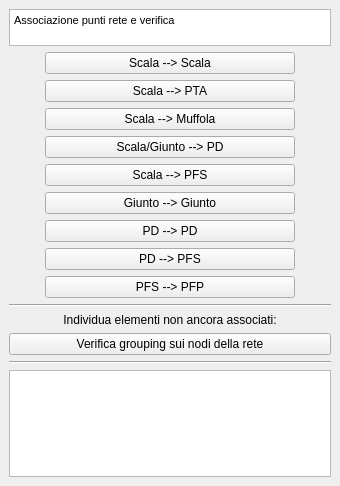
Qt form ProgettoFTTH_return/Core_dockwidget_base.ui (Verticalsrl/plugin_FTTH) before a commit.
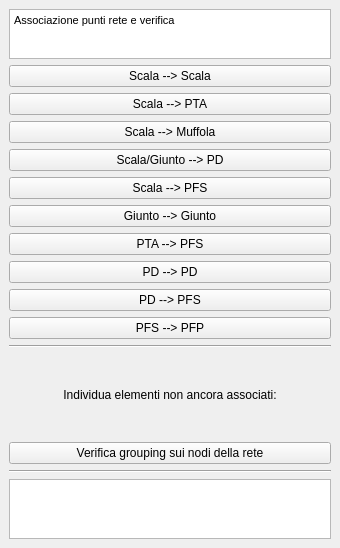
The same form after that commit.

```diff
--- a/ProgettoFTTH_return/Core_dockwidget_base.ui
+++ b/ProgettoFTTH_return/Core_dockwidget_base.ui
@@ -7,7 +7,7 @@
     <x>0</x>
     <y>0</y>
     <width>340</width>
-    <height>486</height>
+    <height>548</height>
    </rect>
   </property>
   <property name="windowTitle">
@@ -15,23 +15,19 @@
   </property>
   <widget class="QWidget" name="dockWidgetContents">
    <layout class="QGridLayout" name="gridLayout">
-    <item row="17" column="0">
-     <widget class="Line" name="line_2">
-      <property name="orientation">
-       <enum>Qt::Horizontal</enum>
+    <item row="15" column="0">
+     <widget class="QPushButton" name="solid_btn_aree">
+      <property name="minimumSize">
+       <size>
+        <width>180</width>
+        <height>0</height>
+       </size>
       </property>
-     </widget>
-    </item>
-    <item row="14" column="0">
-     <widget class="QLabel" name="label">
+      <property name="toolTip">
+       <string>&lt;html&gt;&lt;head/&gt;&lt;body&gt;&lt;p&gt;Consolida aree PFS e PFP&lt;/p&gt;&lt;/body&gt;&lt;/html&gt;</string>
+      </property>
       <property name="text">
-       <string>Individua elementi non ancora associati:</string>
-      </property>
-      <property name="alignment">
-       <set>Qt::AlignCenter</set>
-      </property>
-      <property name="wordWrap">
-       <bool>true</bool>
+       <string>Verifica grouping sui nodi della rete</string>
       </property>
      </widget>
     </item>
@@ -46,7 +42,7 @@
       <property name="maximumSize">
        <size>
         <width>16777215</width>
-        <height>120</height>
+        <height>60</height>
        </size>
       </property>
      </widget>
@@ -81,16 +77,73 @@
       </property>
      </widget>
     </item>
+    <item row="14" column="0">
+     <widget class="QLabel" name="label">
+      <property name="text">
+       <string>Individua elementi non ancora associati:</string>
+      </property>
+      <property name="alignment">
+       <set>Qt::AlignCenter</set>
+      </property>
+      <property name="wordWrap">
+       <bool>true</bool>
+      </property>
+     </widget>
+    </item>
+    <item row="17" column="0">
+     <widget class="Line" name="line_2">
+      <property name="orientation">
+       <enum>Qt::Horizontal</enum>
+      </property>
+     </widget>
+    </item>
     <item row="4" column="0" rowspan="2">
      <layout class="QGridLayout" name="gridLayout_2">
-      <item row="5" column="0">
-       <widget class="QPushButton" name="giunto_giunto_dev_btn">
+      <item row="3" column="0" colspan="2">
+       <widget class="QPushButton" name="scala_pd_btn">
+        <property name="minimumSize">
+         <size>
+          <width>180</width>
+          <height>0</height>
+         </size>
+        </property>
+        <property name="maximumSize">
+         <size>
+          <width>350</width>
+          <height>16777215</height>
+         </size>
+        </property>
+        <property name="toolTip">
+         <string>&lt;html&gt;&lt;head/&gt;&lt;body&gt;&lt;p&gt;Associa Scale o Giunti/PTA ai PD&lt;/p&gt;&lt;/body&gt;&lt;/html&gt;</string>
+        </property>
         <property name="text">
-         <string>Giunto --&gt; Giunto</string>
+         <string>Scala/Giunto --&gt; PD</string>
         </property>
        </widget>
       </item>
-      <item row="8" column="0">
+      <item row="1" column="0" colspan="2">
+       <widget class="QPushButton" name="scala_pta_btn">
+        <property name="minimumSize">
+         <size>
+          <width>180</width>
+          <height>0</height>
+         </size>
+        </property>
+        <property name="maximumSize">
+         <size>
+          <width>350</width>
+          <height>16777215</height>
+         </size>
+        </property>
+        <property name="toolTip">
+         <string>&lt;html&gt;&lt;head/&gt;&lt;body&gt;&lt;p&gt;Associa Scale ai PTA&lt;/p&gt;&lt;/body&gt;&lt;/html&gt;</string>
+        </property>
+        <property name="text">
+         <string>Scala --&gt; PTA</string>
+        </property>
+       </widget>
+      </item>
+      <item row="9" column="0" colspan="2">
        <widget class="QPushButton" name="pfs_pfp_btn">
         <property name="minimumSize">
          <size>
@@ -100,7 +153,7 @@
         </property>
         <property name="maximumSize">
          <size>
-          <width>250</width>
+          <width>350</width>
           <height>16777215</height>
          </size>
         </property>
@@ -112,14 +165,29 @@
         </property>
        </widget>
       </item>
-      <item row="6" column="0">
+      <item row="7" column="0" colspan="2">
        <widget class="QPushButton" name="pd_pd_btn">
+        <property name="minimumSize">
+         <size>
+          <width>180</width>
+          <height>0</height>
+         </size>
+        </property>
+        <property name="maximumSize">
+         <size>
+          <width>350</width>
+          <height>16777215</height>
+         </size>
+        </property>
+        <property name="toolTip">
+         <string>&lt;html&gt;&lt;head/&gt;&lt;body&gt;&lt;p&gt;Associa PD ai PD&lt;/p&gt;&lt;/body&gt;&lt;/html&gt;</string>
+        </property>
         <property name="text">
          <string>PD --&gt; PD</string>
         </property>
        </widget>
       </item>
-      <item row="7" column="0">
+      <item row="8" column="0" colspan="2">
        <widget class="QPushButton" name="pd_pfs_btn">
         <property name="minimumSize">
          <size>
@@ -129,7 +197,7 @@
         </property>
         <property name="maximumSize">
          <size>
-          <width>250</width>
+          <width>350</width>
           <height>16777215</height>
          </size>
         </property>
@@ -141,51 +209,7 @@
         </property>
        </widget>
       </item>
-      <item row="4" column="0">
-       <widget class="QPushButton" name="scala_pfs_btn">
-        <property name="minimumSize">
-         <size>
-          <width>180</width>
-          <height>0</height>
-         </size>
-        </property>
-        <property name="maximumSize">
-         <size>
-          <width>250</width>
-          <height>16777215</height>
-         </size>
-        </property>
-        <property name="toolTip">
-         <string>&lt;html&gt;&lt;head/&gt;&lt;body&gt;&lt;p&gt;Associa Scale ai PFS&lt;/p&gt;&lt;/body&gt;&lt;/html&gt;</string>
-        </property>
-        <property name="text">
-         <string>Scala --&gt; PFS</string>
-        </property>
-       </widget>
-      </item>
-      <item row="3" column="0">
-       <widget class="QPushButton" name="scala_pd_btn">
-        <property name="minimumSize">
-         <size>
-          <width>180</width>
-          <height>0</height>
-         </size>
-        </property>
-        <property name="maximumSize">
-         <size>
-          <width>250</width>
-          <height>16777215</height>
-         </size>
-        </property>
-        <property name="toolTip">
-         <string>&lt;html&gt;&lt;head/&gt;&lt;body&gt;&lt;p&gt;Associa Scale ai PD&lt;/p&gt;&lt;/body&gt;&lt;/html&gt;</string>
-        </property>
-        <property name="text">
-         <string>Scala/Giunto --&gt; PD</string>
-        </property>
-       </widget>
-      </item>
-      <item row="2" column="0">
+      <item row="2" column="0" colspan="2">
        <widget class="QPushButton" name="scala_giunto_btn">
         <property name="minimumSize">
          <size>
@@ -195,7 +219,7 @@
         </property>
         <property name="maximumSize">
          <size>
-          <width>250</width>
+          <width>350</width>
           <height>16777215</height>
          </size>
         </property>
@@ -207,32 +231,96 @@
         </property>
        </widget>
       </item>
-      <item row="0" column="0">
+      <item row="4" column="0" colspan="2">
+       <widget class="QPushButton" name="scala_pfs_btn">
+        <property name="minimumSize">
+         <size>
+          <width>180</width>
+          <height>0</height>
+         </size>
+        </property>
+        <property name="maximumSize">
+         <size>
+          <width>350</width>
+          <height>16777215</height>
+         </size>
+        </property>
+        <property name="toolTip">
+         <string>&lt;html&gt;&lt;head/&gt;&lt;body&gt;&lt;p&gt;Associa Scale ai PFS&lt;/p&gt;&lt;/body&gt;&lt;/html&gt;</string>
+        </property>
+        <property name="text">
+         <string>Scala --&gt; PFS</string>
+        </property>
+       </widget>
+      </item>
+      <item row="5" column="0" colspan="2">
+       <widget class="QPushButton" name="giunto_giunto_dev_btn">
+        <property name="minimumSize">
+         <size>
+          <width>180</width>
+          <height>0</height>
+         </size>
+        </property>
+        <property name="maximumSize">
+         <size>
+          <width>350</width>
+          <height>16777215</height>
+         </size>
+        </property>
+        <property name="toolTip">
+         <string>&lt;html&gt;&lt;head/&gt;&lt;body&gt;&lt;p&gt;Associa Giunti/PTA tra loro&lt;/p&gt;&lt;/body&gt;&lt;/html&gt;</string>
+        </property>
+        <property name="text">
+         <string>Giunto --&gt; Giunto</string>
+        </property>
+       </widget>
+      </item>
+      <item row="0" column="0" colspan="2">
        <widget class="QPushButton" name="scala_scala_btn">
+        <property name="minimumSize">
+         <size>
+          <width>180</width>
+          <height>0</height>
+         </size>
+        </property>
+        <property name="maximumSize">
+         <size>
+          <width>350</width>
+          <height>16777215</height>
+         </size>
+        </property>
+        <property name="toolTip">
+         <string>&lt;html&gt;&lt;head/&gt;&lt;body&gt;&lt;p&gt;Associa Scale ad una Scala padre&lt;/p&gt;&lt;/body&gt;&lt;/html&gt;</string>
+        </property>
         <property name="text">
          <string>Scala --&gt; Scala</string>
         </property>
        </widget>
       </item>
-      <item row="1" column="0">
-       <widget class="QPushButton" name="scala_pta_btn">
+      <item row="6" column="0" colspan="2">
+       <widget class="QPushButton" name="pta_pfs_btn">
+        <property name="minimumSize">
+         <size>
+          <width>180</width>
+          <height>0</height>
+         </size>
+        </property>
+        <property name="maximumSize">
+         <size>
+          <width>350</width>
+          <height>16777215</height>
+         </size>
+        </property>
+        <property name="toolTip">
+         <string>&lt;html&gt;&lt;head/&gt;&lt;body&gt;&lt;p&gt;Associa PTA ai PFS&lt;/p&gt;&lt;/body&gt;&lt;/html&gt;</string>
+        </property>
         <property name="text">
-         <string>Scala --&gt; PTA</string>
+         <string>PTA --&gt; PFS</string>
         </property>
        </widget>
       </item>
      </layout>
     </item>
-    <item row="15" column="0">
-     <widget class="QPushButton" name="solid_btn_aree">
-      <property name="toolTip">
-       <string>&lt;html&gt;&lt;head/&gt;&lt;body&gt;&lt;p&gt;Consolida aree PFS e PFP&lt;/p&gt;&lt;/body&gt;&lt;/html&gt;</string>
-      </property>
-      <property name="text">
-       <string>Verifica grouping sui nodi della rete</string>
-      </property>
-     </widget>
-    </item>
    </layout>
   </widget>
  </widget>
```
